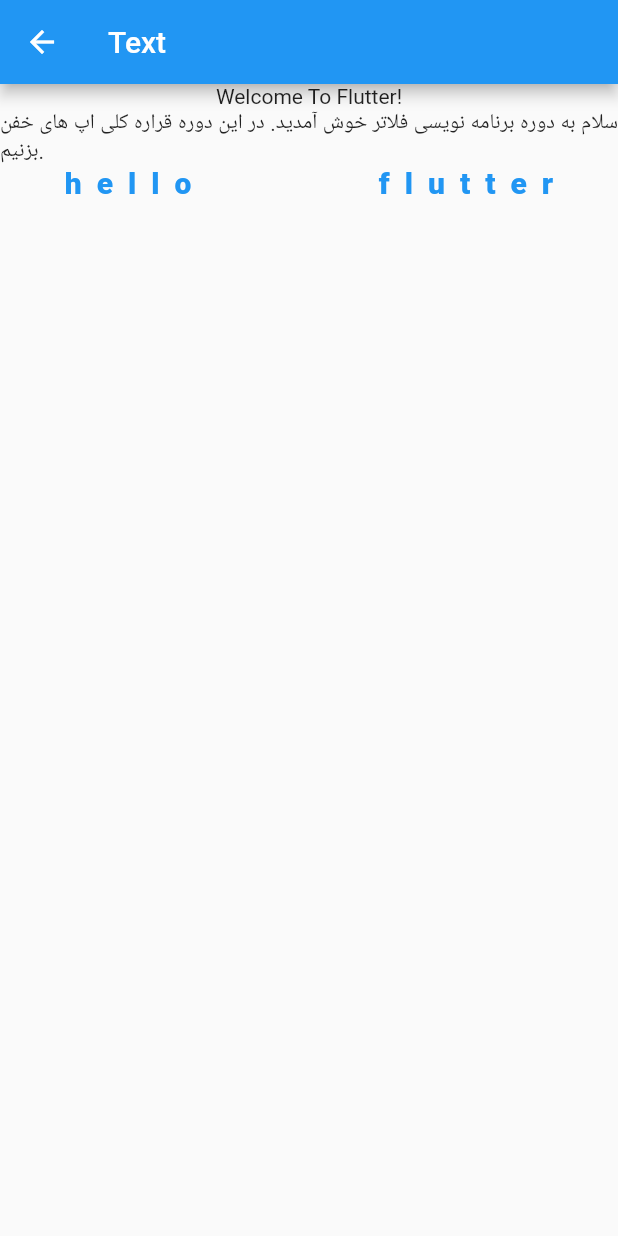
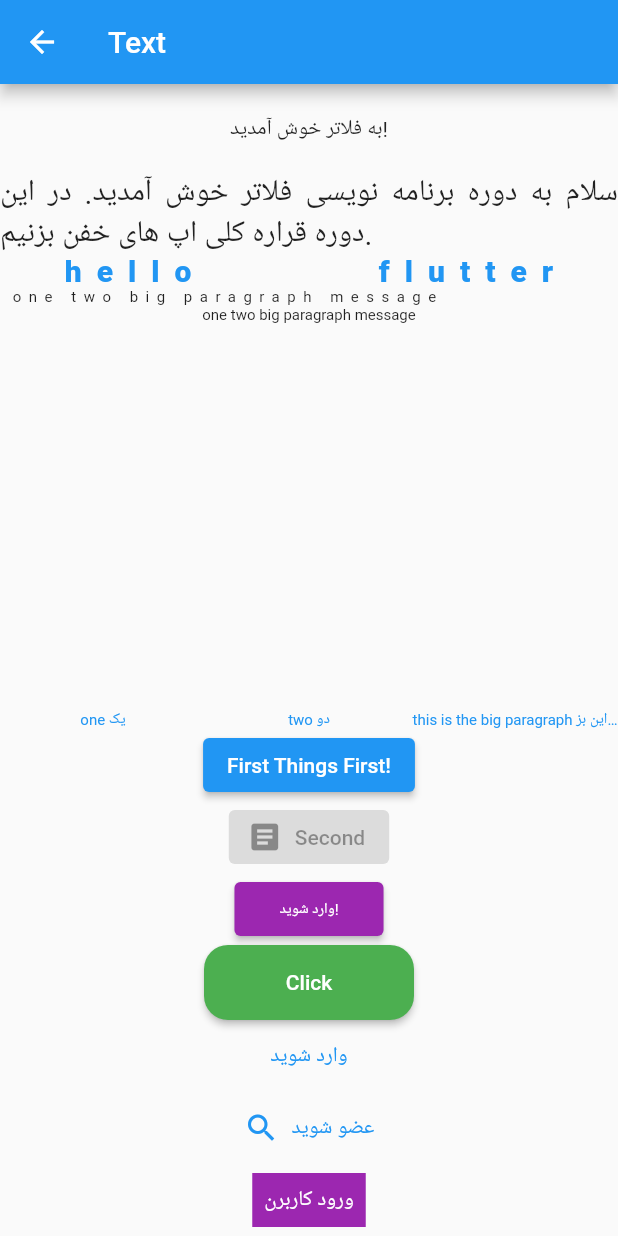
Before and after one commit to ghajavarestani/todo, a Flutter app: the screen it shows after launch, after a tap on "Custom Text", on a phone screen of 412 x 824 dp. Run offline on Flutter 3.47's test engine with Material 2 defaults, Android fonts, the phone set to English and light mode, and no system bars; Roboto replaces fonts that are missing (B-NAZANIN).

Commit message:
payane film 46th

```diff
--- a/lib/custom_text_page.dart
+++ b/lib/custom_text_page.dart
@@ -17,14 +17,19 @@ class _CustomTextPageState extends State<CustomTextPage> {
       body: Column(
         children: [
           Container(
+            padding: EdgeInsets.all(20),
             width: 420,
-            child: Text('Welcome To Flutter!', textAlign: TextAlign.center,),
+            child: Text('به فلاتر خوش آمدید!', textAlign: TextAlign.center,),
           ),
           Container(
             width: 420,
             child: Text('سلام به دوره برنامه نویسی فلاتر خوش آمدید.'
                 ' در این دوره قراره کلی اپ های خفن بزنیم.',
               textAlign: TextAlign.justify,
+              style: TextStyle(
+                fontFamily: 'B-NAZANIN',
+                fontSize: 20,
+              ),
             ),
           ),
           Text(
@@ -37,7 +42,79 @@ class _CustomTextPageState extends State<CustomTextPage> {
               wordSpacing: 100,
             ),
           ),
-        ],
+          Container(
+            width: 400,
+            child: Text('one two big paragraph message',
+            style: TextStyle(
+              fontSize: 10,
+              letterSpacing: 5,
+            ),),
+          ),
+          Expanded(child: Text('one two big paragraph message',
+            style: TextStyle(fontSize: 10),),),
+          Row(
+            children: [
+              Expanded(child: Text('one یک',
+                textAlign: TextAlign.center,
+                style: TextStyle(
+                  color: Colors.blue,
+                  fontSize: 10,
+                ),
+              ),),
+              Expanded(child: Text('two دو',
+                textAlign: TextAlign.center,
+                style: TextStyle(color: Colors.blue,
+                  fontSize: 10,
+                ),
+              ),),
+              Expanded(child: Text('this is the big paragraph این بزرگترین پاراگراف است.',
+                textAlign: TextAlign.center,
+                style: TextStyle(color: Colors.blue,
+                  fontSize: 10,
+                  overflow: TextOverflow.ellipsis
+                ),
+              ),),
+            ],
+          ),
+          ElevatedButton(onPressed: (){},
+              child: Text('First Things First!')),
+          ElevatedButton.icon(onPressed: null,
+              icon: Icon(Icons.article) ,
+              label: Text('Second')),
+          ElevatedButton(onPressed: (){}, child: Text('وارد شوید!'),
+          style: ElevatedButton.styleFrom(
+            backgroundColor: Colors.purple,
+            padding:EdgeInsets.symmetric(horizontal: 30, vertical: 10),
+            textStyle: TextStyle(fontSize: 10,
+            fontFamily: 'B-NAZANIN'),
+          ),
+          ),
+          ElevatedButton(onPressed: (){},
+            child: Text('Click'),
+            style: ElevatedButton.styleFrom(fixedSize: Size(140, 50),
+            backgroundColor: Colors.green,
+            shape: RoundedRectangleBorder(
+              borderRadius: BorderRadius.circular(16)
+            )),
+          ),
+          TextButton(onPressed: (){}, child: Text('وارد شوید')),
+          TextButton.icon(onPressed: (){},
+              icon: Icon(Icons.search),
+              label: Text('عضو شوید')),
+          TextButton(onPressed: (){}, child: Text('ورود کاربرن'),
+          style: TextButton.styleFrom(
+            backgroundColor: Colors.purple,
+            //iconColor: Colors.purple,
+            foregroundColor: Colors.white,
+            shape: RoundedRectangleBorder(
+              borderRadius: BorderRadius.circular(0)
+            ),
+            textStyle: TextStyle(
+              fontFamily: 'B-NAZANIN',
+            )
+          ),
+          )
+          ],
       ),
     );
   }
--- a/lib/main.dart
+++ b/lib/main.dart
@@ -17,5 +17,8 @@ import 'package:todo/home_page.dart';
 void main(){
   runApp(new MaterialApp(
     home: HomePage(),
+    theme: ThemeData(
+      fontFamily: 'B-NAZANIN'
+    ),
   ));
 }
--- a/pubspec.yaml
+++ b/pubspec.yaml
@@ -74,9 +74,12 @@ flutter:
   # "family" key with the font family name, and a "fonts" key with a
   # list giving the asset and other descriptors for the font. For
   # example:
-  # fonts:
+  fonts:
   #   - family: Schyler
+     - family: B-NAZANIN
   #     fonts:
+       fonts:
+         - asset: fonts/B-NAZANIN.TTF
   #       - asset: fonts/Schyler-Regular.ttf
   #       - asset: fonts/Schyler-Italic.ttf
   #         style: italic
```
Also changed, not shown: Fonts/B-NAZANIN.TTF (added).
